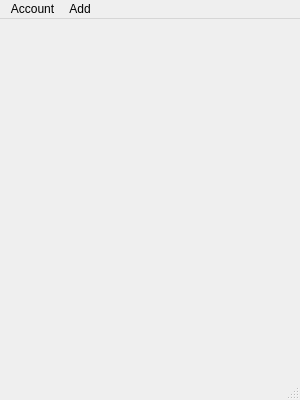
Above: Bergamot/shop.ui from AlineCrawf/Bergamot before the change. Below: the same form after it.
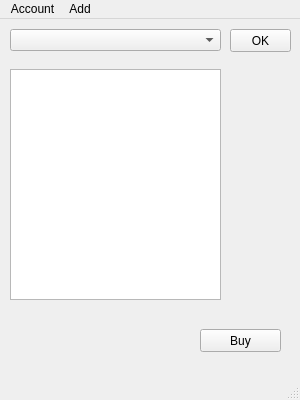
That is the form after the change.

```diff
--- a/Bergamot/shop.ui
+++ b/Bergamot/shop.ui
@@ -13,7 +13,69 @@
   <property name="windowTitle">
    <string>MainWindow</string>
   </property>
-  <widget class="QWidget" name="centralwidget"/>
+  <widget class="QWidget" name="centralwidget">
+   <widget class="QPushButton" name="buyButton">
+    <property name="geometry">
+     <rect>
+      <x>200</x>
+      <y>310</y>
+      <width>81</width>
+      <height>23</height>
+     </rect>
+    </property>
+    <property name="text">
+     <string>Buy</string>
+    </property>
+   </widget>
+   <widget class="QComboBox" name="comboBox">
+    <property name="geometry">
+     <rect>
+      <x>10</x>
+      <y>10</y>
+      <width>211</width>
+      <height>22</height>
+     </rect>
+    </property>
+    <item>
+     <property name="text">
+      <string/>
+     </property>
+    </item>
+    <item>
+     <property name="text">
+      <string>Smartphone</string>
+     </property>
+    </item>
+    <item>
+     <property name="text">
+      <string>Laptop</string>
+     </property>
+    </item>
+   </widget>
+   <widget class="QListWidget" name="listWidget">
+    <property name="geometry">
+     <rect>
+      <x>10</x>
+      <y>50</y>
+      <width>211</width>
+      <height>231</height>
+     </rect>
+    </property>
+   </widget>
+   <widget class="QPushButton" name="okButton">
+    <property name="geometry">
+     <rect>
+      <x>230</x>
+      <y>10</y>
+      <width>61</width>
+      <height>23</height>
+     </rect>
+    </property>
+    <property name="text">
+     <string>OK</string>
+    </property>
+   </widget>
+  </widget>
   <widget class="QStatusBar" name="statusbar"/>
   <widget class="QMenuBar" name="menubar">
    <property name="geometry">
```
